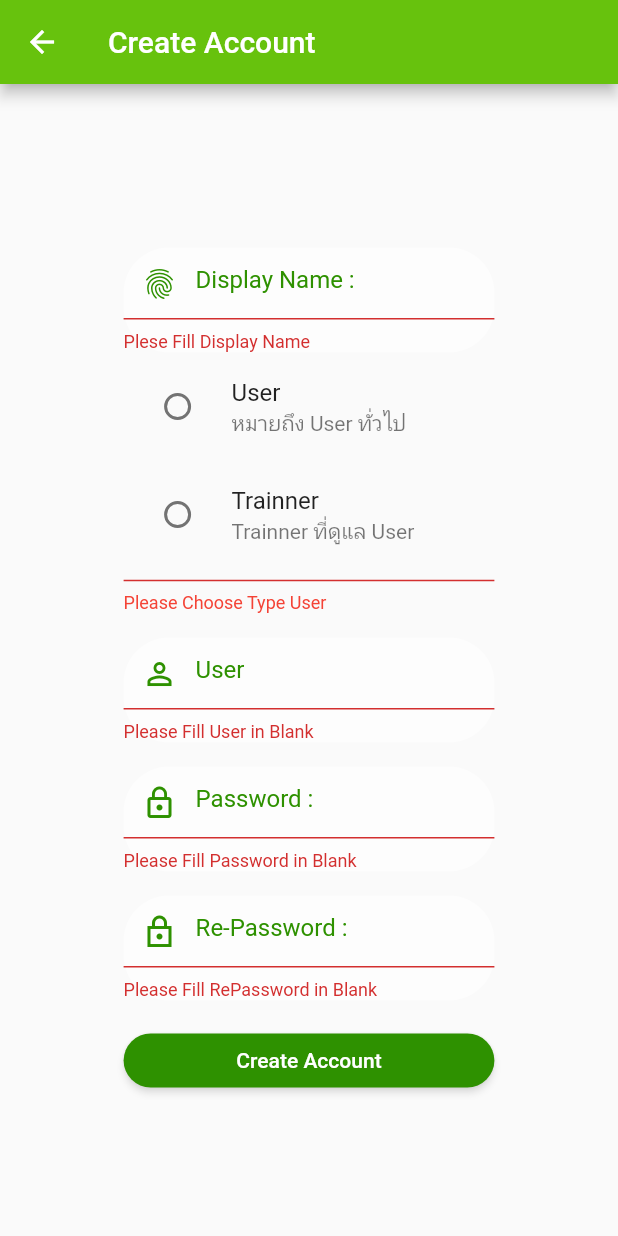
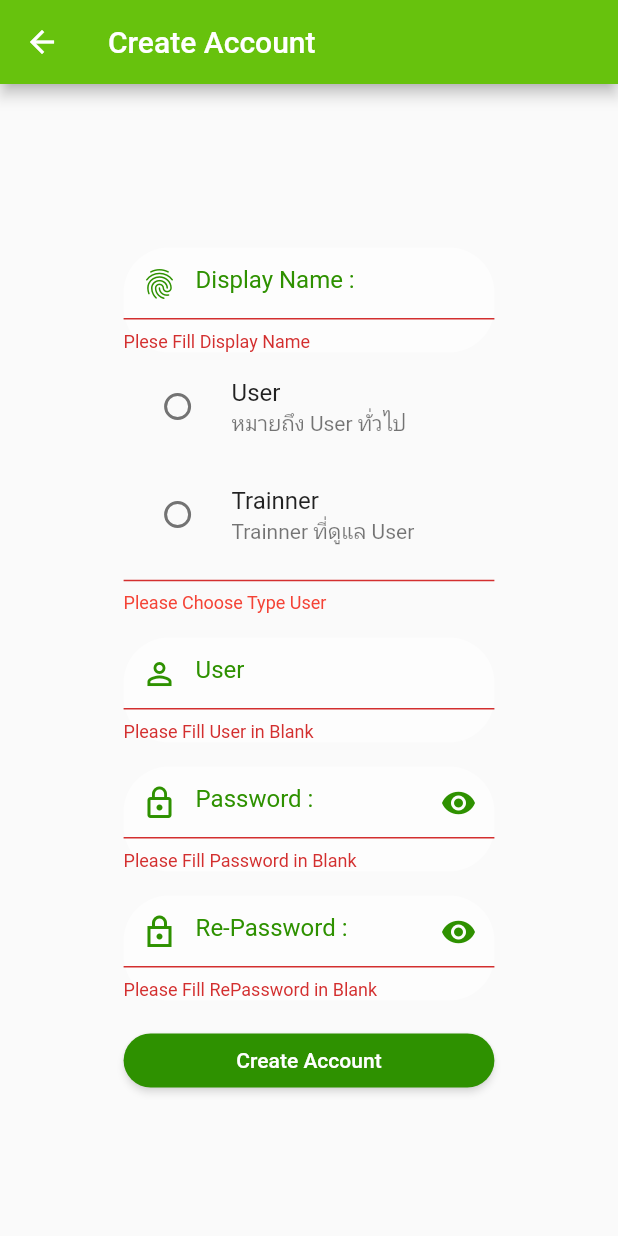
Before and after one commit to masterUNG/CareBMI, a Flutter app: the CreateAccount screen opened by its route, after a tap on "Create Account", on a phone screen of 412 x 824 dp. Run offline on Flutter 3.47's test engine with Material 2 defaults, Android fonts, the phone set to English and light mode, and no system bars; our stand-ins replace introduction_screen, shared_preferences; accounts and stored records are empty.

Commit message:
finish 26feb

```diff
--- a/lib/states/authen.dart
+++ b/lib/states/authen.dart
@@ -94,7 +94,7 @@ class _AuthenState extends State<Authen> {
         decoration: MyStyle().myInputDecoration(
           Icons.lock_outline,
           'Password',
-          subfixIconData: Icons.remove_red_eye_outlined,
+          redEye: true,
         ),
       ),
     );
--- a/lib/states/create_account.dart
+++ b/lib/states/create_account.dart
@@ -9,7 +9,7 @@ class CreateAccount extends StatefulWidget {
 class _CreateAccountState extends State<CreateAccount> {
   String typeUser, name, user, password, repassword;
   final formKey = GlobalKey<FormState>();
-  bool statusRadio = true;
+  bool statusRadio = true, redEyePass = true, redEyeRePass = true;
 
   Container buildDisplayName(BuildContext context) {
     return Container(
@@ -57,7 +57,7 @@ class _CreateAccountState extends State<CreateAccount> {
       margin: EdgeInsets.only(top: 16),
       width: MediaQuery.of(context).size.width * 0.6,
       child: TextFormField(
-        onSaved: (newValue) => password = newValue.trim(),
+        onChanged: (newValue) => password = newValue.trim(),
         validator: (value) {
           if (value?.isEmpty ?? true) {
             return 'Please Fill Password in Blank';
@@ -65,9 +65,9 @@ class _CreateAccountState extends State<CreateAccount> {
             return null;
           }
         },
-        obscureText: true,
-        decoration:
-            MyStyle().myInputDecoration(Icons.lock_outline, 'Password : '),
+        obscureText: redEyePass,
+        decoration: MyStyle()
+            .myInputDecoration(Icons.lock_outline, 'Password : ', redEye: redEyePass),
       ),
     );
   }
@@ -78,17 +78,18 @@ class _CreateAccountState extends State<CreateAccount> {
       margin: EdgeInsets.only(top: 16),
       width: MediaQuery.of(context).size.width * 0.6,
       child: TextFormField(
-        onSaved: (newValue) => repassword = newValue.trim(),
         validator: (value) {
-          if (value?.isEmpty ?? true) {
+          if (value.isEmpty ?? true) {
             return 'Please Fill RePassword in Blank';
+          } else if (value != password) {
+            return 'Password And RePassword Not Math';
           } else {
             return null;
           }
         },
-        obscureText: true,
+        obscureText: redEyeRePass,
         decoration: MyStyle()
-            .myInputDecoration(Icons.lock_outline_sharp, 'Re-Password :'),
+            .myInputDecoration(Icons.lock_outline_sharp, 'Re-Password :', redEye: redEyeRePass),
       ),
     );
   }
--- a/lib/utility/my_style.dart
+++ b/lib/utility/my_style.dart
@@ -21,7 +21,8 @@ class MyStyle {
         color: Colors.white,
       );
 
-  ButtonStyle buttonStyle() => ElevatedButton.styleFrom(shadowColor: Colors.white,
+  ButtonStyle buttonStyle() => ElevatedButton.styleFrom(
+      shadowColor: Colors.white,
       primary: MyStyle().darkColor,
       onPrimary: Colors.white,
       shape: RoundedRectangleBorder(borderRadius: BorderRadius.circular(30)));
@@ -41,8 +42,32 @@ class MyStyle {
       );
 
   InputDecoration myInputDecoration(IconData iconData, String string,
-          {IconData subfixIconData}) =>
-      InputDecoration(
+          {bool redEye}) =>
+      redEye == null
+          ? InputDecoration(
+              hintStyle: TextStyle(color: darkColor),
+              hintText: string,
+              prefixIcon: Icon(
+                iconData,
+                color: darkColor,
+              ),
+              enabledBorder: OutlineInputBorder(
+                borderSide: BorderSide(color: darkColor),
+                borderRadius: BorderRadius.circular(30),
+              ),
+              focusedBorder: OutlineInputBorder(
+                borderSide: BorderSide(color: lightColor),
+                borderRadius: BorderRadius.circular(30),
+              ),
+            )
+          : InputDecoration(
+              suffixIcon: IconButton(
+                icon: Icon(
+                  Icons.remove_red_eye,
+                  color: darkColor,
+                ),
+                onPressed: () {},
+              ),
               hintStyle: TextStyle(color: darkColor),
               hintText: string,
               prefixIcon: Icon(
```
Lines whose indentation alone changed are shown as unchanged.
